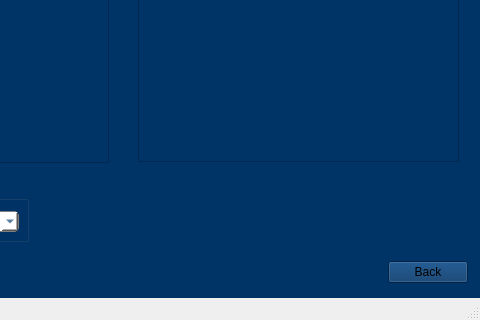
This is NBA/fanpage.ui in pammypoor/ScrumGitSome as Qt 5 draws it before an edit; both pictures show x 572 to 1052 and y 309 to 629 of the 1052 by 629 pixel window. The edited form follows.
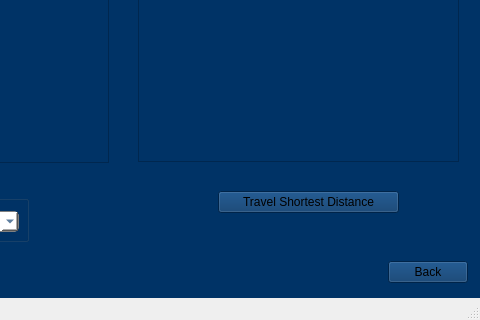
This is the edited form. Icons and pictures are not drawn.

What changed in the file:
```diff
--- a/NBA/fanpage.ui
+++ b/NBA/fanpage.ui
@@ -349,6 +349,32 @@
        <string>Plan Trip</string>
       </property>
      </widget>
+     <widget class="QPushButton" name="shortestTripButton">
+      <property name="geometry">
+       <rect>
+        <x>810</x>
+        <y>500</y>
+        <width>181</width>
+        <height>22</height>
+       </rect>
+      </property>
+      <property name="styleSheet">
+       <string notr="true">QPushButton{
+background:DarkGrey ;
+color: white;
+border-radius: 10px;
+}
+QPushButton:hover:!pressed
+{
+background: Gray;
+color: white;
+border-radius: 10px;
+}color: white;</string>
+      </property>
+      <property name="text">
+       <string>Travel Shortest Distance</string>
+      </property>
+     </widget>
     </widget>
     <widget class="QWidget" name="page_3">
      <widget class="QTableView" name="souvenirTable">
```
Left out of the diff: 2 changed lines with no effect on the pictures.
